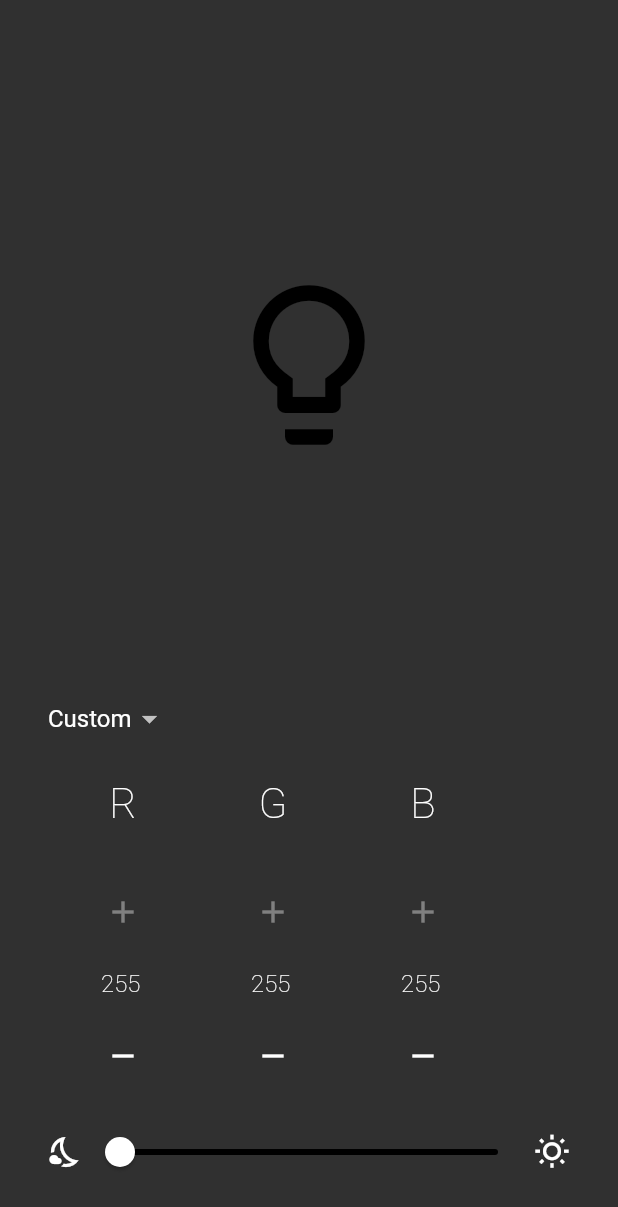
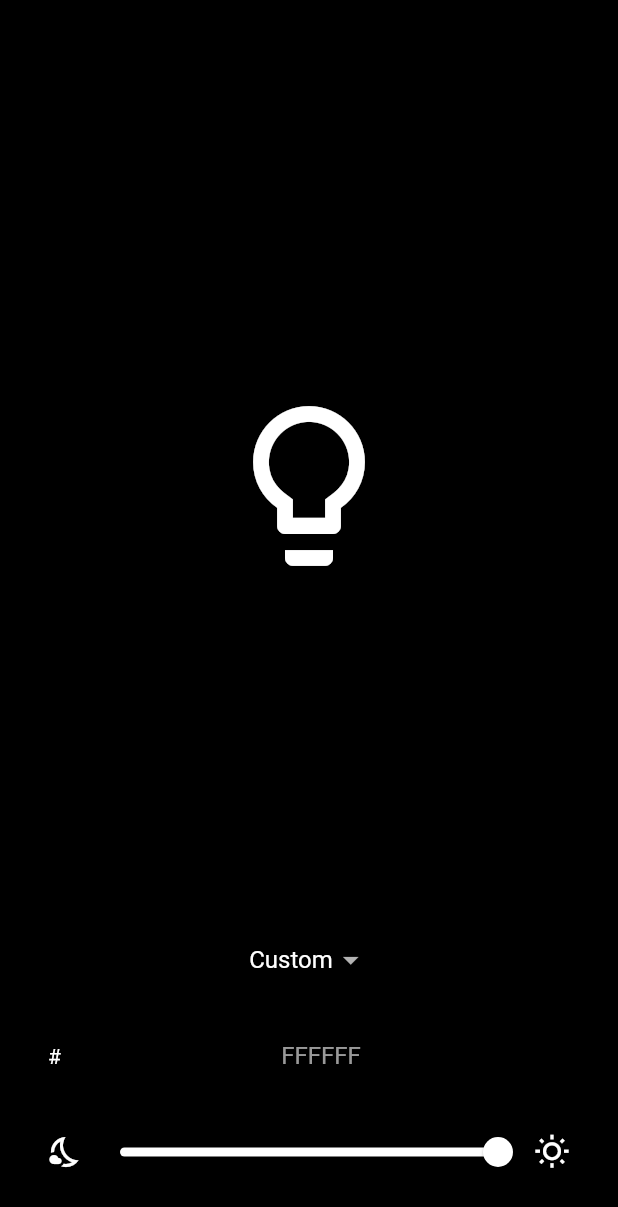
Before and after one commit to TobiasRitter/flutter_rgb_leds, a Flutter app: the screen it shows after launch, on a phone screen of 412 x 824 dp. Shown: the top 1207 px of the screen. Run offline on Flutter 3.47's test engine with Material 2 defaults, Android fonts, the phone set to English and light mode, and no system bars.

Commit message:
redo color selection

```diff
--- a/lib/main.dart
+++ b/lib/main.dart
@@ -3,6 +3,10 @@ import 'package:flutter/material.dart';
 void main() {
   runApp(MyApp());
 }
+
+const TextStyle textStyle = TextStyle(
+    // fontWeight: FontWeight.w300,
+    );
 
 class MyApp extends StatelessWidget {
   @override
@@ -10,6 +14,7 @@ class MyApp extends StatelessWidget {
     return MaterialApp(
       title: 'Flutter Demo',
       theme: ThemeData(
+        scaffoldBackgroundColor: Colors.black,
         brightness: Brightness.dark,
         textSelectionTheme: TextSelectionThemeData(
           cursorColor: Colors.white,
@@ -24,6 +29,7 @@ class MyApp extends StatelessWidget {
         ),
       ),
       home: MyHomePage(),
+      debugShowCheckedModeBanner: false,
     );
   }
 }
@@ -36,50 +42,35 @@ class MyHomePage extends StatefulWidget {
 }
 
 class _MyHomePageState extends State<MyHomePage> {
-  int alpha = 0;
-  List<int> rgb = [255, 255, 255];
-  Map<String, List<int>> presets = {
-    "Preset1": [255, 0, 0],
-    "Preset2": [255, 255, 0],
-    "Preset3": [0, 0, 255],
+  bool editing = false;
+  Color color = Colors.white;
+  int alpha = 255;
+  Map<String, String> presets = {
+    "Preset1": "FF0000",
+    "Preset2": "00FF00",
+    "Preset3": "0000FF",
   };
-  TextEditingController rController;
-  TextEditingController gController;
-  TextEditingController bController;
+  TextEditingController controller;
   String dropdownValue = "Custom";
 
-  void callback(int change, TextEditingController controller) {
-    if (int.tryParse(controller.text) != null) {
-      int val = int.parse(controller.text) + change;
-      print(val);
-      if (val >= 0 && val <= 255) {
-        setState(() => controller.text = val.toString());
-      }
-    }
+  Color getRgbColor(String rgb) {
+    String colorStr = "0xff" + rgb;
+    return Color(int.parse(colorStr));
   }
 
-  void callback2(TextEditingController controller, int index) {
-    var str = controller.text;
-    if (int.tryParse(str) != null &&
-        int.parse(str) >= 0 &&
-        int.parse(str) <= 255) {
-      rgb[index] = int.parse(str);
-    } else {
+  void submitCol(String val, BuildContext context) {
+    try {
+      var col = getRgbColor(val);
       setState(() {
-        controller.text = rgb[index].toString();
+        color = col;
       });
+    } catch (e) {
+      ScaffoldMessenger.of(context).showSnackBar(
+        SnackBar(
+          content: Text("Invalid color code"),
+        ),
+      );
     }
-  }
-
-  @override
-  void initState() {
-    super.initState();
-    rController = TextEditingController(text: rgb[0].toString());
-    gController = TextEditingController(text: rgb[1].toString());
-    bController = TextEditingController(text: rgb[2].toString());
-    rController.addListener(() => callback2(rController, 0));
-    gController.addListener(() => callback2(gController, 1));
-    bController.addListener(() => callback2(bController, 2));
   }
 
   @override
@@ -95,26 +86,20 @@ class _MyHomePageState extends State<MyHomePage> {
               child: Icon(
                 Icons.lightbulb_outline,
                 size: 128,
-                color: Color.fromARGB(
-                  255,
-                  (rgb[0] * alpha / 255).round(),
-                  (rgb[1] * alpha / 255).round(),
-                  (rgb[2] * alpha / 255).round(),
-                ),
+                color: color.withAlpha(alpha),
               ),
             ),
             Padding(
               padding: const EdgeInsets.only(bottom: 16),
-              child: Row(
-                children: [
-                  DropdownButton<String>(
+              child: DropdownButton<String>(
                 underline: Container(),
                 value: dropdownValue,
                 onChanged: (val) {
                   setState(() {
                     dropdownValue = val;
+                    editing = false;
                     if (presets.containsKey(dropdownValue)) {
-                          rgb = presets[dropdownValue];
+                      submitCol(presets[dropdownValue], context);
                     }
                   });
                 },
@@ -127,34 +112,41 @@ class _MyHomePageState extends State<MyHomePage> {
                     )
                     .toList(),
               ),
-                  Spacer(),
-                  presets.containsKey(dropdownValue)
-                      ? IconButton(icon: Icon(Icons.edit), onPressed: null)
-                      : Container(),
-                ],
             ),
-            ),
-            presets.containsKey(dropdownValue)
-                ? Container()
-                : Padding(
+            Padding(
               padding: const EdgeInsets.only(bottom: 16),
               child: Row(
                 children: [
-                        RGBValPicker(
-                          label: "R",
-                          callback: (val) => callback(val, rController),
-                          controller: rController,
+                  Container(
+                    child: Text("#"),
+                    width: 16,
                   ),
-                        RGBValPicker(
-                          label: "G",
-                          callback: (val) => callback(val, gController),
-                          controller: gController,
+                  Expanded(
+                    child: TextField(
+                      enabled: !presets.containsKey(dropdownValue) || editing,
+                      textAlign: TextAlign.center,
+                      decoration: InputDecoration(
+                        hintText: "FFFFFF",
+                        border: InputBorder.none,
                       ),
-                        RGBValPicker(
-                          label: "B",
-                          callback: (val) => callback(val, bController),
-                          controller: bController,
+                      style: textStyle,
+                      onSubmitted: (val) {
+                        submitCol(val, context);
+                      },
                     ),
+                  ),
+                  presets.containsKey(dropdownValue) && !editing
+                      ? IconButton(
+                          icon: Icon(Icons.edit),
+                          onPressed: () => setState(() => editing = true),
+                        )
+                      : editing
+                          ? IconButton(
+                              icon: Icon(Icons.done),
+                              onPressed: () => setState(() {
+                                    editing = false;
+                                  }))
+                          : Container(),
                 ],
               ),
             ),
@@ -179,59 +171,3 @@ class _MyHomePageState extends State<MyHomePage> {
     );
   }
 }
-
-class RGBValPicker extends StatelessWidget {
-  const RGBValPicker({
-    Key key,
-    @required this.label,
-    @required this.callback,
-    @required this.controller,
-  })  : assert(label != null),
-        assert(callback != null),
-        assert(controller != null),
-        super(key: key);
-
-  final String label;
-  final Function(int) callback;
-  final TextEditingController controller;
-
-  @override
-  Widget build(BuildContext context) {
-    return Column(
-      children: [
-        Padding(
-          padding: const EdgeInsets.only(bottom: 32),
-          child: Text(
-            label,
-            style: TextStyle(
-              fontWeight: FontWeight.w100,
-              fontSize: 28,
-            ),
-          ),
-        ),
-        IconButton(
-          icon: Icon(Icons.add),
-          onPressed: controller.text == "255" ? null : () => callback(1),
-        ),
-        Container(
-          width: 100,
-          child: TextField(
-            style: TextStyle(fontWeight: FontWeight.w100),
-            textAlign: TextAlign.center,
-            decoration: InputDecoration(
-              border: InputBorder.none,
-            ),
-            keyboardType: TextInputType.number,
-            controller: controller,
-            // onTap: () => controller.selection = TextSelection(
-            //     baseOffset: 0, extentOffset: controller.value.text.length),
-          ),
-        ),
-        IconButton(
-          icon: Icon(Icons.remove),
-          onPressed: controller.text == "0" ? null : () => callback(-1),
-        ),
-      ],
-    );
-  }
-}
```
Lines whose indentation alone changed are shown as unchanged.
